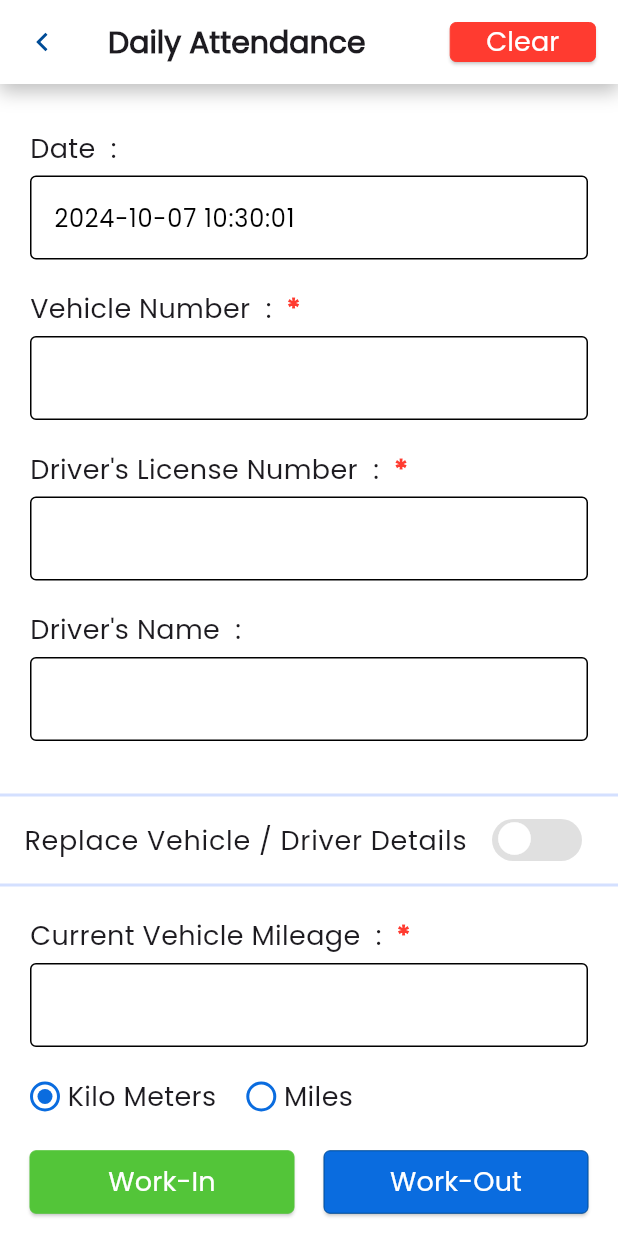
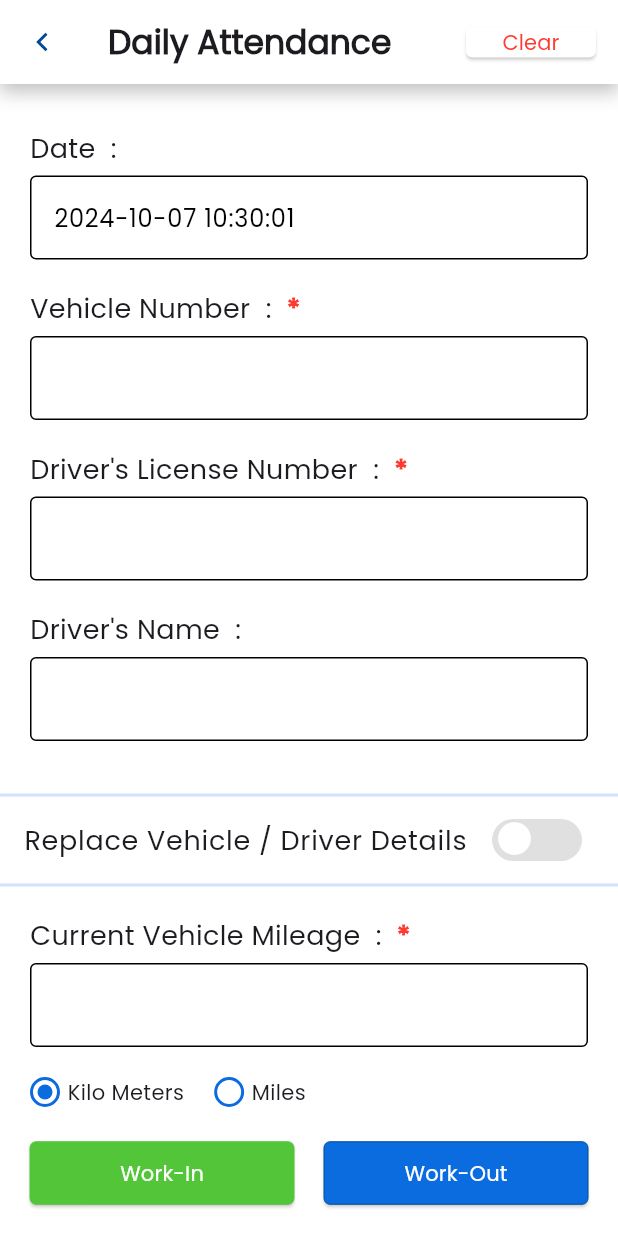
Before and after one commit to DidulaTharuka4/GUARD_ROOM_MOBILE_APP_MOBITEL, a Flutter app: the TypeSelector screen opened directly, after a tap on "ATTENDANCE", on a phone screen of 412 x 824 dp. Run offline on Flutter 3.47's test engine with Material 3 defaults, Android fonts, the phone set to English and light mode, and no system bars; our stand-ins replace flutter_svg, logger, shared_preferences; accounts and stored records are empty; network calls fail; statements that could not run were skipped.

Commit message:
update SizeConfig.init(context); for textSizes dynamic

```diff
--- a/lib/components/Buttons/custom_selector_button.dart
+++ b/lib/components/Buttons/custom_selector_button.dart
@@ -25,6 +25,7 @@ class _CustomSelectorButtonState extends State<CustomSelectorButton> {
 
   @override
   Widget build(BuildContext context) {
+    SizeConfig.init(context);
     return Container(
         child: Row(children: [
       GestureDetector(
@@ -69,7 +70,7 @@ class _CustomSelectorButtonState extends State<CustomSelectorButton> {
       Text(
         'Kilo Meters',
         style: TextStyle(
-            fontSize: ApplicationTextSizes.userInputFieldLabelValue,
+            fontSize: ApplicationTextSizes.userInputFieldLabelValue(context),
             fontFamily: 'Poppins',
             fontWeight: ApplicationTextWeights.UserInputsLabelWeight),
       ),
@@ -119,7 +120,7 @@ class _CustomSelectorButtonState extends State<CustomSelectorButton> {
       Text(
         'Miles',
         style: TextStyle(
-            fontSize: ApplicationTextSizes.userInputFieldLabelValue,
+            fontSize: ApplicationTextSizes.userInputFieldLabelValue(context),
             fontFamily: 'Poppins',
             fontWeight: ApplicationTextWeights.UserInputsLabelWeight),
       )
--- a/lib/components/Buttons/main_button.dart
+++ b/lib/components/Buttons/main_button.dart
@@ -31,6 +31,7 @@ class CustomButton extends StatelessWidget {
 
   @override
   Widget build(BuildContext context) {
+    SizeConfig.init(context);
     return ElevatedButton(
       onPressed: onPress,
       style: ElevatedButton.styleFrom(
@@ -47,7 +48,7 @@ class CustomButton extends StatelessWidget {
       child: Text(innerText,
           style: TextStyle(
             color: textColor,
-            fontSize: ApplicationTextSizes.LoginButtonTitleValue,
+            fontSize: ApplicationTextSizes.LoginButtonTitleValue(context),
             fontWeight: ApplicationTextWeights.LoginButtonTitleWeight,
             fontFamily: 'Poppins',
           )),
--- a/lib/components/Buttons/type_selector_button.dart
+++ b/lib/components/Buttons/type_selector_button.dart
@@ -15,6 +15,7 @@ class SelectorButton extends StatelessWidget {
 
   @override
   Widget build(BuildContext context) {
+    SizeConfig.init(context);
     var screenSize = MediaQuery.of(context).size;
     return ElevatedButton(
       style: ElevatedButton.styleFrom(
@@ -58,7 +59,7 @@ class SelectorButton extends StatelessWidget {
             child: Text(
               innerText,
               style: TextStyle(
-                  fontSize: ApplicationTextSizes.SelectorButtonTitleValue,
+                  fontSize: ApplicationTextSizes.SelectorButtonTitleValue(context),
                   fontFamily: 'Poppins',
                   fontWeight: ApplicationTextWeights.PageTitleTextWeight,
                   color: ApplicationColors.MAIN_COLOR_BLUE),
--- a/lib/components/alert_boxes/confirmation_alert_box.dart
+++ b/lib/components/alert_boxes/confirmation_alert_box.dart
@@ -14,6 +14,7 @@ class AlertDialogBoxSelector extends StatelessWidget {
   });
   @override
   Widget build(BuildContext context) {
+    SizeConfig.init(context);
     var screenSize = MediaQuery.of(context).size;
     return Container(
       // width: 390,
@@ -29,8 +30,8 @@ class AlertDialogBoxSelector extends StatelessWidget {
           margin: const EdgeInsets.fromLTRB(15.0, 15.0, 15.0, 0.0),
           child: Text(
             alertDialogText,
-            style: const TextStyle(
-                fontSize: ApplicationTextSizes.customAlertDialogButton,
+            style: TextStyle(
+                fontSize: ApplicationTextSizes.customAlertDialogButton(context),
                 fontWeight: FontWeight.w400,
                 fontFamily: 'Poppins',
                 color: ApplicationColors.PURE_BLACK),
--- a/lib/components/alert_boxes/success_error_alert_box.dart
+++ b/lib/components/alert_boxes/success_error_alert_box.dart
@@ -12,6 +12,7 @@ class SuccessStatusAlertBox extends StatelessWidget {
   }) : super(key: key);
   @override
   Widget build(BuildContext context) {
+    SizeConfig.init(context);
     var screenSize = MediaQuery.of(context).size;
     return Container(
       width: screenSize.width / 1.0549,
@@ -49,7 +50,7 @@ class SuccessStatusAlertBox extends StatelessWidget {
             successStatus ? 'Saved Successfully' : 'Failed to Save',
             textAlign: TextAlign.center,
             style: TextStyle(
-              fontSize: ApplicationTextSizes.FInalResponseAlertTextTitle,
+              fontSize: ApplicationTextSizes.FInalResponseAlertTextTitle(context),
               fontWeight: ApplicationTextWeights.PageTitleTextWeight,
               fontFamily: 'Poppins',
               color: successStatus
@@ -67,7 +68,7 @@ class SuccessStatusAlertBox extends StatelessWidget {
                 : 'Failed to submit. Please try again.',
             textAlign: TextAlign.center,
             style: TextStyle(
-                fontSize: ApplicationTextSizes.FInalResponseAlertText,
+                fontSize: ApplicationTextSizes.FInalResponseAlertText(context),
                 fontWeight: ApplicationTextWeights.UserInputsLabelWeight,
                 fontFamily: 'Poppins',
                 color: ApplicationColors.ALERT_BOX_TEXT_COLOR,),
--- a/lib/components/app_bars/form_page_appbar.dart
+++ b/lib/components/app_bars/form_page_appbar.dart
@@ -20,6 +20,7 @@ class FormPageAppBarWithShadow extends StatelessWidget
   @override
   Widget build(BuildContext context) {
     var screenSize = MediaQuery.of(context).size;
+    SizeConfig.init(context);
     return Container(
       decoration:
           const BoxDecoration(color: ApplicationColors.PURE_WHITE, boxShadow: [
@@ -43,8 +44,8 @@ class FormPageAppBarWithShadow extends StatelessWidget
                 height: screenSize.height / 43.94),
           ),
           title: Text(pageTitle,
-              style: const TextStyle(
-                  fontSize: ApplicationTextSizes.pageTitleTextValue,
+              style: TextStyle(
+                  fontSize: ApplicationTextSizes.pageTitleTextValue(context),
                   fontFamily: 'Poppins',
                   fontWeight: ApplicationTextWeights.PageTitleTextWeight)),
           actions: [
@@ -52,12 +53,13 @@ class FormPageAppBarWithShadow extends StatelessWidget
               padding: const EdgeInsets.all(15.0),
               child: CustomButton(
                 innerText: 'Clear',
-                backgroundColor: ApplicationColors.RED_COLOR,
+                backgroundColor: ApplicationColors.PURE_WHITE,
                 onPress: pressForClear,
                 // onPress: () {},
+                textColor: ApplicationColors.RED_COLOR,
                 buttonWidth: 20,
                 buttonHeight: 10,
-                borderColor: ApplicationColors.RED_COLOR,
+                borderColor: ApplicationColors.PURE_WHITE,
               ),
             )
           ]),
--- a/lib/screens/type_selector.dart
+++ b/lib/screens/type_selector.dart
@@ -49,7 +49,7 @@ class _TypeSelector extends State<TypeSelector> {
 
   @override
   Widget build(BuildContext context) {
-    SystemChrome.setSystemUIOverlayStyle(SystemUiOverlayStyle(
+    SystemChrome.setSystemUIOverlayStyle(const SystemUiOverlayStyle(
       statusBarColor: Colors.transparent,
       statusBarIconBrightness: Brightness.dark,
     ));
@@ -74,13 +74,13 @@ class _TypeSelector extends State<TypeSelector> {
                     // Page Main title--------------------------------------------
                     Container(
                       margin: ApplicationMarginValues.typeSelectorPageTitle,
-                      child: const Align(
+                      child: Align(
                         alignment: Alignment.centerLeft,
                         child: Text(
                           'Main Menu',
                           style: TextStyle(
                               fontSize:
-                                  ApplicationTextSizes.TypeSelectotPageTitle,
+                                  ApplicationTextSizes.TypeSelectotPageTitle(context),
                               fontFamily: 'Poppins',
                               fontWeight:
                                   ApplicationTextWeights.PageTitleTextWeight),
@@ -93,13 +93,13 @@ class _TypeSelector extends State<TypeSelector> {
                         margin:
                             ApplicationMarginValues.typeSelectorPageSubTitle,
                         child: Column(children: <Widget>[
-                          const Align(
+                          Align(
                             alignment: Alignment.centerLeft,
                             child: Text(
                               'Select Action you need',
                               style: TextStyle(
                                 fontSize:
-                                    ApplicationTextSizes.LoginButtonTitleValue,
+                                    ApplicationTextSizes.LoginButtonTitleValue(context),
                                 fontFamily: 'Poppins',
                                 fontWeight: ApplicationTextWeights
                                     .UserInputsLabelWeight,
```
Also changed, not shown: lib/components/alert_boxes/invalid_input_alert_box.dart (+5 -4 lines).
